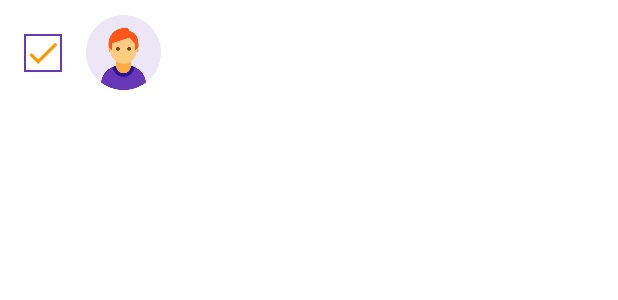
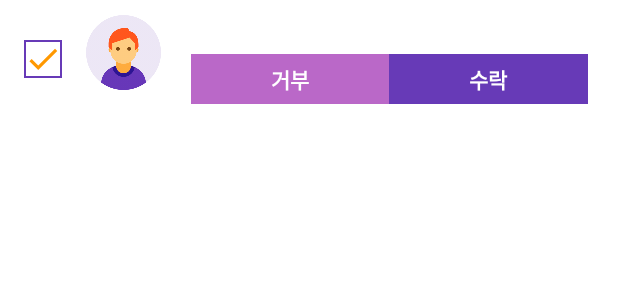
Before and after one commit to dongkyukim2/bowling, an Android app: the layout view_holder_club_user.xml on its own in the app's theme, with its tools: preview values and no code run, on a phone screen of 412 x 824 dp. Shown: the top 300 px of the screen. Run offline under Robolectric (Android 15) with nearby library versions, the phone set to English and light mode, and no system bars; Roboto replaces fonts that are not available here.

Commit message:
- 임시

```diff
--- a/Bowling/app/src/main/java/com/dk/project/bowling/ui/fragment/ClubDetailFragment.kt
+++ b/Bowling/app/src/main/java/com/dk/project/bowling/ui/fragment/ClubDetailFragment.kt
@@ -120,7 +120,7 @@ class ClubDetailFragment : BindFragment<FragmentClubDetailBinding, ClubDetailHom
                     Define.USER_TYPE_SECESSION,
                     Define.USER_TYPE_FORCE_SECESSION,
                     Define.USER_TYPE_NOT_JOIN -> {
-                        binding.signUpBtn.text = "가입하기"
+                        binding.signUpBtn.text = "가입신청 하기"
                     }
                 }
             }
--- a/Bowling/app/src/main/res/layout/view_holder_club_user.xml
+++ b/Bowling/app/src/main/res/layout/view_holder_club_user.xml
@@ -27,24 +27,69 @@
                 android:layout_height="50dp"
                 android:layout_marginLeft="16dp"
                 android:background="@drawable/user_profile"
-                app:layout_constraintBottom_toBottomOf="parent"
+
                 app:layout_constraintLeft_toRightOf="@id/user_check_box"
                 app:layout_constraintTop_toTopOf="parent" />
 
-        <androidx.appcompat.widget.AppCompatTextView
-                android:id="@+id/user_name_text"
+        <androidx.appcompat.widget.LinearLayoutCompat
                 android:layout_width="0dp"
                 android:layout_height="wrap_content"
-                android:layout_marginLeft="20dp"
-                android:layout_marginRight="20dp"
-                android:singleLine="true"
-                android:textColor="#000000"
-                android:textSize="18dp"
-                android:textStyle="bold"
-                app:layout_constraintBottom_toBottomOf="parent"
+                android:orientation="vertical"
+                app:layout_constraintBottom_toBottomOf="@id/user_profile_image_view"
                 app:layout_constraintLeft_toRightOf="@id/user_profile_image_view"
                 app:layout_constraintRight_toRightOf="parent"
-                app:layout_constraintTop_toTopOf="parent" />
+                app:layout_constraintTop_toTopOf="@id/user_profile_image_view">
+
+
+            <androidx.appcompat.widget.AppCompatTextView
+                    android:id="@+id/user_name_text"
+                    android:layout_width="match_parent"
+                    android:layout_height="wrap_content"
+                    android:layout_marginLeft="20dp"
+                    android:layout_marginRight="20dp"
+                    android:singleLine="true"
+                    android:textColor="#000000"
+                    android:textSize="18dp"
+                    android:textStyle="bold"/>
+
+            <androidx.appcompat.widget.LinearLayoutCompat
+                    android:id="@+id/join_yes_no_parent"
+                    android:layout_width="match_parent"
+                    android:layout_height="wrap_content"
+                    android:layout_marginLeft="20dp"
+                    android:layout_marginRight="20dp"
+                    android:layout_marginTop="10dp"
+                    android:orientation="horizontal">
+
+                <androidx.appcompat.widget.AppCompatTextView
+                        android:id="@+id/join_no"
+                        android:layout_width="0dp"
+                        android:layout_height="wrap_content"
+                        android:layout_weight="1"
+                        android:background="@color/endColor"
+                        android:gravity="center"
+                        android:padding="6dp"
+                        android:text="거부"
+                        android:textColor="#ffffff"
+                        android:textStyle="bold" />
+
+                <androidx.appcompat.widget.AppCompatTextView
+                        android:id="@+id/join_yes"
+                        android:layout_width="0dp"
+                        android:layout_height="wrap_content"
+                        android:layout_weight="1"
+                        android:background="@color/startColor"
+                        android:gravity="center"
+                        android:padding="6dp"
+                        android:text="수락"
+                        android:textColor="#ffffff"
+                        android:textStyle="bold" />
+
+            </androidx.appcompat.widget.LinearLayoutCompat>
+
+        </androidx.appcompat.widget.LinearLayoutCompat>
+
+
     </androidx.constraintlayout.widget.ConstraintLayout>
 
 </layout>
--- a/Bowling/postLibrary/src/main/java/com/dk/project/post/bowling/model/ClubUserModel.java
+++ b/Bowling/postLibrary/src/main/java/com/dk/project/post/bowling/model/ClubUserModel.java
@@ -14,7 +14,9 @@ public class ClubUserModel extends LoginInfoModel {
      2 : 가입 승인대기
      3 : 탈퇴
      4 : 강퇴
-    */
+     5 : 가입 거부
+     6 : 가입안된 상태, 아직 아무것도 안함
+     */
     private int type;
     private String signUpDate;
 
```
Also changed, not shown: Bowling/app/src/main/java/com/dk/project/bowling/ui/activity/ClubUserListActivity.kt (+8 -4 lines), Bowling/app/src/main/java/com/dk/project/bowling/ui/adapter/ClubUserListAdapter.java (+14 -3 lines), Bowling/app/src/main/java/com/dk/project/bowling/ui/viewHolder/ClubUserViewHolder.java (+53 -1 lines), Bowling/app/src/main/java/com/dk/project/bowling/viewModel/ClubDetailHomeViewModel.java (+29 -15 lines), Bowling/app/src/main/java/com/dk/project/bowling/viewModel/ClubUserListViewModel.java (+18 -3 lines), Bowling/postLibrary/src/main/java/com/dk/project/post/base/Define.java (+6 -6 lines), Bowling/postLibrary/src/main/java/com/dk/project/post/bowling/model/ClubModel.java (+7 -6 lines).
